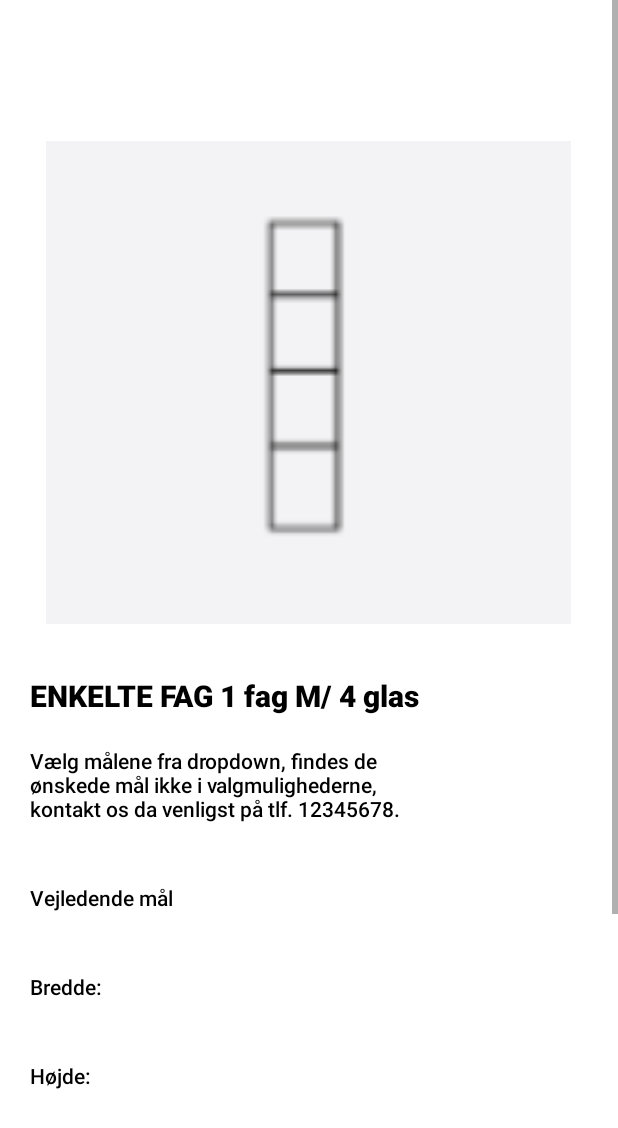
After one commit to andracs/New-Yorker.dk, an Android app: the layout quotation_request.xml on its own in the app's theme, with its tools: preview values and no code run, on a phone screen of 412 x 824 dp. The commit adds this screen. Shown: the top 1128 px of the screen. Run offline under Robolectric (Android 15) with nearby library versions, the phone set to English and light mode, and no system bars.

Commit message:
QuotationRequest, quotation_request.xml added.

```diff
--- a/app/src/main/AndroidManifest.xml
+++ b/app/src/main/AndroidManifest.xml
@@ -9,7 +9,7 @@
         android:roundIcon="@mipmap/ic_launcher_round"
         android:supportsRtl="true"
         android:theme="@style/Theme.NewYorkerdk">
-        <activity android:name="com.example.view.Tilbudsforespørgsel"></activity>
+        <activity android:name="com.example.view.QuotationRequest"></activity>
         <activity android:name="com.example.view.MainActivity">
             <intent-filter>
                 <action android:name="android.intent.action.MAIN" />
@@ -17,9 +17,7 @@
                 <category android:name="android.intent.category.LAUNCHER" />
             </intent-filter>
         </activity>
-        <activity
-            android:name="com.example.view.ProductCatalog"
-            android:label="@string/activityNameProductCatalog" />
+        <activity android:name="com.example.view.ProductCatalog" />
     </application>
 
 </manifest>
--- a/app/src/main/java/com/example/view/MainActivity.java
+++ b/app/src/main/java/com/example/view/MainActivity.java
@@ -5,8 +5,6 @@ import androidx.appcompat.widget.Toolbar;
 
 import android.os.Bundle;
 import android.view.View;
-import android.view.Window;
-import android.view.WindowManager;
 
 import com.example.new_yorkerdk.R;
 
@@ -23,6 +21,10 @@ public class MainActivity extends AppCompatActivity {
     }
 
     public void changeActivityToProductCatalog(View view) {
-        setContentView(R.layout.productcatalog);
+        setContentView(R.layout.product_catalog);
+    }
+
+    public void changeActivityToQuotationRequest(View view) {
+        setContentView(R.layout.quotation_request);
     }
 }
--- a/app/src/main/java/com/example/view/ProductCatalog.java
+++ b/app/src/main/java/com/example/view/ProductCatalog.java
@@ -1,8 +1,10 @@
 package com.example.view;
 
 import androidx.appcompat.app.AppCompatActivity;
+import androidx.appcompat.widget.Toolbar;
 
 import android.os.Bundle;
+import android.util.Log;
 
 import com.example.new_yorkerdk.R;
 
@@ -11,6 +13,11 @@ public class ProductCatalog extends AppCompatActivity {
     @Override
     protected void onCreate(Bundle savedInstanceState) {
         super.onCreate(savedInstanceState);
-        setContentView(R.layout.productcatalog);
+        setContentView(R.layout.product_catalog);
+
+
+        Toolbar toolbar = (Toolbar) findViewById(R.id.toolbar);
+        toolbar.setTitle("Groups history");
+        Log.d("TAGS", "Title = " + toolbar.getTitle());
     }
 }
--- a/app/src/main/java/com/example/view/Tilbudsforespørgsel.java
+++ b/app/src/main/java/com/example/view/QuotationRequest.java
@@ -4,11 +4,13 @@ import androidx.appcompat.app.AppCompatActivity;
 
 import android.os.Bundle;
 
-public class Tilbudsforespørgsel extends AppCompatActivity {
+import com.example.new_yorkerdk.R;
+
+public class QuotationRequest extends AppCompatActivity {
 
     @Override
     protected void onCreate(Bundle savedInstanceState) {
         super.onCreate(savedInstanceState);
-        setContentView(R.layout.activity_tilbudsforespoergsel);
+        setContentView(R.layout.quotation_request);
     }
 }
--- a/app/src/main/res/layout/activity_main.xml
+++ b/app/src/main/res/layout/activity_main.xml
@@ -60,6 +60,7 @@
             android:background="@color/gold"
             android:text="@string/contactButton"
             android:textAlignment="center"
+            android:onClick="changeActivityToQuotationRequest"
             android:textColor="@color/white" />
     </LinearLayout>
 
--- a/app/src/main/res/layout/activity_tilbudsforespoergsel.xml
+++ /dev/null
@@ -1,9 +0,0 @@
-<?xml version="1.0" encoding="utf-8"?>
-<androidx.constraintlayout.widget.ConstraintLayout xmlns:android="http://schemas.android.com/apk/res/android"
-    xmlns:app="http://schemas.android.com/apk/res-auto"
-    xmlns:tools="http://schemas.android.com/tools"
-    android:layout_width="match_parent"
-    android:layout_height="match_parent"
-    tools:context="com.example.view.Tilbudsforespørgsel">
-
-</androidx.constraintlayout.widget.ConstraintLayout>
--- /dev/null
+++ b/app/src/main/res/layout/quotation_request.xml
@@ -0,0 +1,107 @@
+<?xml version="1.0" encoding="utf-8"?>
+    <LinearLayout xmlns:android="http://schemas.android.com/apk/res/android"
+        xmlns:app="http://schemas.android.com/apk/res-auto"
+        xmlns:tools="http://schemas.android.com/tools"
+        android:layout_width="fill_parent"
+        android:layout_height="fill_parent"
+        android:orientation="vertical"
+        tools:context="com.example.view.QuotationRequest">
+
+    <ScrollView
+        android:layout_width="match_parent"
+        android:layout_height="fill_parent">
+
+        <LinearLayout
+            android:layout_width="match_parent"
+            android:layout_height="wrap_content"
+            android:orientation="vertical">
+
+            <ImageView
+                android:id="@+id/imageView16"
+                android:layout_width="350dp"
+                android:layout_height="350dp"
+                android:layout_gravity="center"
+                android:layout_marginTop="80dp"
+                tools:srcCompat="@drawable/test" />
+
+            <TextView
+                android:id="@+id/qrTitle"
+                android:layout_width="match_parent"
+                android:layout_height="wrap_content"
+                android:fontFamily="sans-serif-black"
+                android:paddingLeft="20dp"
+                android:paddingTop="20dp"
+                android:paddingRight="20dp"
+                android:text="@string/qrTitle"
+                android:textColor="@color/black"
+                android:textSize="20sp" />
+
+            <TextView
+                android:id="@+id/qrText"
+                android:layout_width="298dp"
+                android:layout_height="wrap_content"
+                android:layout_marginStart="20dp"
+                android:fontFamily="sans-serif-medium"
+                android:paddingTop="20dp"
+                android:paddingRight="20dp"
+                android:paddingBottom="20dp"
+                android:text="@string/qrText"
+                android:textColor="@color/black"
+                android:textSize="14sp" />
+
+            <TextView
+                android:id="@+id/qrDescriptionLabel"
+                android:layout_width="match_parent"
+                android:layout_height="wrap_content"
+                android:layout_marginStart="20dp"
+                android:fontFamily="sans-serif-medium"
+                android:paddingTop="20dp"
+                android:paddingRight="20dp"
+                android:paddingBottom="20dp"
+                android:text="@string/qrDescriptionLabel"
+                android:textColor="@color/black"
+                android:textSize="14sp" />
+
+            <TextView
+                android:id="@+id/qrWidthLabel"
+                android:layout_width="match_parent"
+                android:layout_height="wrap_content"
+                android:layout_marginStart="20dp"
+                android:fontFamily="sans-serif-medium"
+                android:paddingTop="20dp"
+                android:paddingRight="20dp"
+                android:paddingBottom="20dp"
+                android:text="@string/qrWidthLabel"
+                android:textColor="@color/black"
+                android:textSize="14sp" />
+
+            <TextView
+                android:id="@+id/qrHeightLabel"
+                android:layout_width="match_parent"
+                android:layout_height="wrap_content"
+                android:layout_marginStart="20dp"
+                android:fontFamily="sans-serif-medium"
+                android:paddingTop="20dp"
+                android:paddingRight="20dp"
+                android:paddingBottom="20dp"
+                android:text="@string/qrHeightLabel"
+                android:textColor="@color/black"
+                android:textSize="14sp" />
+
+            <Button
+                android:id="@+id/sentQRButton"
+                android:layout_width="wrap_content"
+                android:layout_height="wrap_content"
+                android:layout_marginLeft="50dp"
+                android:layout_marginTop="270dp"
+                android:layout_marginRight="50dp"
+                android:layout_marginBottom="50dp"
+                android:background="@color/gold"
+                android:insetLeft="17dp"
+                android:insetRight="17dp"
+                android:text="@string/sentQRButton"
+                android:textColor="@color/white" />
+        </LinearLayout>
+    </ScrollView>
+
+</LinearLayout>
--- a/app/src/main/res/layout/toolbar.xml
+++ b/app/src/main/res/layout/toolbar.xml
@@ -2,9 +2,8 @@
 <androidx.appcompat.widget.Toolbar xmlns:android="http://schemas.android.com/apk/res/android"
     xmlns:app="http://schemas.android.com/apk/res-auto"
     android:layout_width="match_parent"
-    android:layout_height="wrap_content"
+    android:layout_height="?attr/actionBarSize"
     android:background="@color/gold"
     android:elevation="4dp"
     android:theme="@style/ThemeOverlay.AppCompat.Dark.ActionBar">
-
 </androidx.appcompat.widget.Toolbar>
--- a/app/src/main/res/values/strings.xml
+++ b/app/src/main/res/values/strings.xml
@@ -22,4 +22,13 @@
     <string name="productCatalogTitle">Produktkatalog</string>
     <string name="productCatalogText">Klik på illustrationerne for at se de specifikke detaljer og mål.</string>
 
+    <string name="qrTitle">ENKELTE FAG 1 fag M/ 4 glas</string>
+    <string name="qrText">Vælg målene fra dropdown, findes de ønskede mål ikke i valgmulighederne, kontakt os da venligst på tlf. 12345678. </string>
+    <string name="sentQRButton">Send tilbudsforespørgsel</string>
+
+
+    <string name="qrDescriptionLabel">Vejledende mål</string>
+    <string name="qrWidthLabel">Bredde:</string>
+    <string name="qrHeightLabel">Højde:</string>
+
 </resources>
```
Also changed, not shown: app/src/main/res/drawable/testimg.png (added), app/src/main/res/layout/product_catalog.xml (renamed from app/src/main/res/layout/productcatalog.xml).
